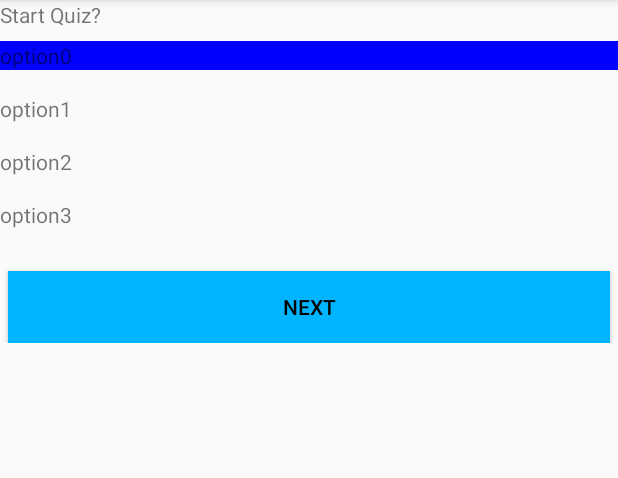
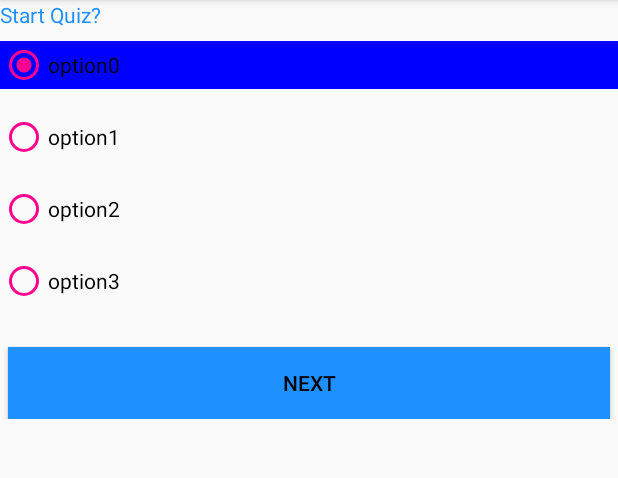
Before and after one commit to Ovenoboyo/Techela_android_2020, an Android app: the fragment QuizFragment shown on its own in the app's theme, after a tap on "option0", on a phone screen of 412 x 824 dp, the part 84-562 px from its top. Run offline under Robolectric (Android 15) with nearby library versions, the light colour scheme and no system bars; our stand-ins replace Firebase (no records; nobody signed in at launch, a user with empty details on screens opened directly); network calls fail; 3 statements that could not run were skipped; 1 other tap on this screen came first.

Commit message:
changed the textviews to radiobuttons(pink) and prev,next buttons to dodger blue, think that the text color should be whit since the bg is pink also added it in colors.xml

```diff
--- a/app/src/main/res/layout/quiz_fragment.xml
+++ b/app/src/main/res/layout/quiz_fragment.xml
@@ -8,7 +8,8 @@
         android:id="@+id/quiz_title"
         android:layout_width="match_parent"
         android:layout_height="wrap_content"
-        android:text="TextView" />
+        android:text="TextView"
+        android:textColor="#1e90ff"/>
 
     <LinearLayout
         android:id="@+id/options_ll"
@@ -18,33 +19,37 @@
         android:visibility="gone"
         android:orientation="vertical">
 
-        <TextView
+        <RadioButton
             android:id="@+id/option0"
             android:layout_width="match_parent"
             android:layout_height="wrap_content"
             android:layout_marginVertical="8dp"
-            android:text="option0" />
+            android:text="option0"
+            android:buttonTint="@color/your_color"/>
 
-        <TextView
+        <RadioButton
             android:id="@+id/option1"
             android:layout_width="match_parent"
             android:layout_height="wrap_content"
             android:layout_marginVertical="8dp"
-            android:text="option1" />
+            android:text="option1"
+            android:buttonTint="@color/your_color"/>
 
-        <TextView
+        <RadioButton
             android:id="@+id/option2"
             android:layout_width="match_parent"
             android:layout_height="wrap_content"
             android:layout_marginVertical="8dp"
-            android:text="option2" />
+            android:text="option2"
+            android:buttonTint="@color/your_color"/>
 
-        <TextView
+        <RadioButton
             android:id="@+id/option3"
             android:layout_width="match_parent"
             android:layout_height="wrap_content"
             android:layout_marginVertical="8dp"
-            android:text="option3" />
+            android:text="option3"
+            android:buttonTint="@color/your_color"/>
 
     </LinearLayout>
 
@@ -61,31 +66,31 @@
             android:layout_width="match_parent"
             android:layout_height="wrap_content"
             android:layout_marginTop="20dip"
-            android:background="@color/colorAccent"
             android:layout_marginHorizontal="5dp"
             android:text="Next"
-            android:textColor="@android:color/black" />
+            android:textColor="@android:color/black"
+            android:background="#1e90ff"/>
 
         <Button
             android:id="@+id/btn_prev"
             android:layout_width="match_parent"
             android:layout_height="wrap_content"
             android:layout_marginTop="20dip"
-            android:background="@color/colorAccent"
             android:text="Previous"
             android:layout_marginHorizontal="5dp"
-            android:textColor="@android:color/black"/>
+            android:textColor="@android:color/black"
+            android:background="#1e90ff"/>
 
         <Button
             android:id="@+id/submit"
             android:layout_width="match_parent"
             android:layout_height="wrap_content"
             android:layout_marginTop="20dip"
-            android:background="@color/colorAccent"
             android:text="Submit"
             android:visibility="gone"
             android:layout_marginHorizontal="5dp"
-            android:textColor="@android:color/black"/>
+            android:textColor="@android:color/black"
+            android:background="@color/your_color"/>
 
     </LinearLayout>
 
@@ -94,7 +99,7 @@
         android:layout_width="match_parent"
         android:layout_height="wrap_content"
         android:layout_marginTop="20dip"
-        android:background="@color/colorAccent"
+        android:background="@color/your_color"
         android:layout_below="@id/options_ll"
         android:text="Start"
         android:layout_marginHorizontal="5dp"
--- a/app/src/main/res/values/colors.xml
+++ b/app/src/main/res/values/colors.xml
@@ -3,4 +3,5 @@
     <color name="colorPrimary">#01b4ff</color>
     <color name="colorPrimaryDark">#0087c0</color>
     <color name="colorAccent">#01b4ff</color>
+    <color name="your_color">#ff0090</color>
 </resources>
```
